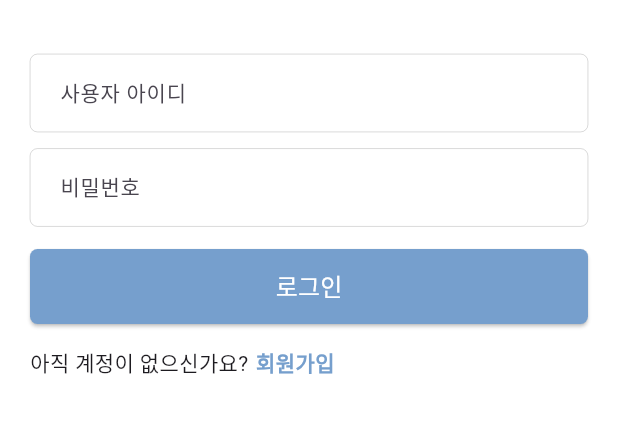
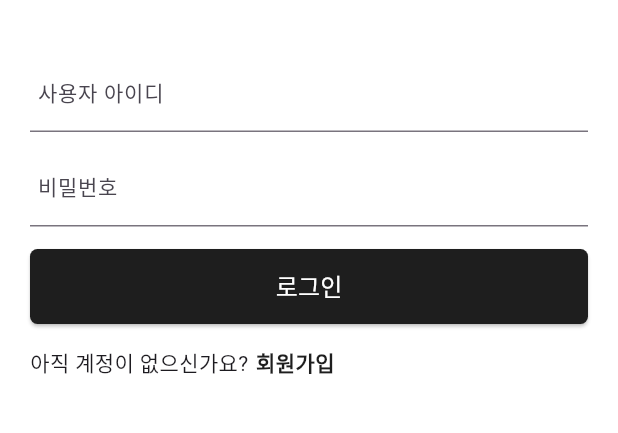
Before and after one commit to jiwooproity/cream-sns, a Flutter app: the screen it shows after launch, on a phone screen of 412 x 824 dp, the part 483-916 px from its top. Run offline on Flutter 3.47's test engine with Material 3 defaults, Android fonts, the phone set to English and light mode, and no system bars; our stand-ins replace cookie_jar, dio, dio_cookie_manager, flutter_riverpod, go_router, image_picker and 1 more; network calls fail.

Commit message:
Design(layout-padding): 전체적인 디자인 요소 수정 ## Design - AppBar Padding 15 고정 - 나머지 Layout 좌, 우 Padding 15로 고정

```diff
--- a/lib/core/widgets/custom_appbar.dart
+++ b/lib/core/widgets/custom_appbar.dart
@@ -26,7 +26,8 @@ class CustomAppbar extends StatelessWidget implements PreferredSizeWidget {
         title,
         style: TextStyle(fontWeight: FontWeight.bold, fontSize: titleSize),
       ),
-      titleSpacing: 12,
+      leadingWidth: 40,
+      titleSpacing: 15,
       backgroundColor: AppColors.white,
       foregroundColor: AppColors.black,
       shadowColor: AppColors.black,
--- a/lib/features/auth/view/login_view.dart
+++ b/lib/features/auth/view/login_view.dart
@@ -89,7 +89,7 @@ class _LoginViewState extends ConsumerState<LoginView> {
                         child: const Text(
                           "회원가입",
                           style: TextStyle(
-                            color: AppColors.blue,
+                            color: AppColors.black,
                             fontWeight: FontWeight.w600,
                           ),
                         ),
--- a/lib/features/auth/widgets/auth_text_field.dart
+++ b/lib/features/auth/widgets/auth_text_field.dart
@@ -19,23 +19,18 @@ class AuthTextField extends StatelessWidget {
     return Column(
       crossAxisAlignment: CrossAxisAlignment.start,
       children: [
-        SizedBox(height: 6),
+        const SizedBox(height: 6),
         TextField(
           controller: textEditingController,
           obscureText: obscureText,
           decoration: InputDecoration(
             hintText: hintText,
-            hintStyle: TextStyle(fontSize: 14),
-            enabledBorder: OutlineInputBorder(
-              borderSide: BorderSide(width: 0.1),
-              borderRadius: BorderRadius.circular(5),
-            ),
-            focusedBorder: OutlineInputBorder(
+            hintStyle: const TextStyle(fontSize: 14),
+            focusedBorder: const UnderlineInputBorder(
               borderSide: BorderSide(width: 1, color: AppColors.black),
-              borderRadius: BorderRadius.circular(5),
             ),
             contentPadding: const EdgeInsets.symmetric(
-              horizontal: 16,
+              horizontal: 5,
               vertical: 14,
             ),
           ),
--- a/lib/features/home/view/home_view.dart
+++ b/lib/features/home/view/home_view.dart
@@ -38,7 +38,7 @@ class _HomeViewState extends State<HomeView> {
     return Scaffold(
       appBar: CustomAppbar(
         title: "Cream",
-        actionsPadding: const EdgeInsets.symmetric(horizontal: 12),
+        actionsPadding: const EdgeInsets.symmetric(horizontal: 15),
         actions: [
           CustomModal(
             icon: Icons.post_add_outlined,
--- a/lib/features/post/views/create_post.dart
+++ b/lib/features/post/views/create_post.dart
@@ -16,7 +16,7 @@ class CreatePost extends StatelessWidget {
         title: "포스트 작성",
         titleSize: 15,
         centerTitle: true,
-        actionsPadding: EdgeInsets.symmetric(horizontal: 20),
+        actionsPadding: EdgeInsets.symmetric(horizontal: 15),
         actions: [Text("완료", style: TextStyle(fontSize: 15))],
       ),
     );
--- a/lib/features/post/widgets/post_card.dart
+++ b/lib/features/post/widgets/post_card.dart
@@ -32,7 +32,6 @@ class PostCard extends StatelessWidget {
           children: [
             PostHeader(post: post),
             PostImage(images: post.images),
-            const SizedBox(height: 12),
             PostContent(content: post.content),
             PostFooter(
               likeLength: post.likeLength,
--- a/lib/features/post/widgets/post_content.dart
+++ b/lib/features/post/widgets/post_content.dart
@@ -8,7 +8,7 @@ class PostContent extends StatelessWidget {
   @override
   Widget build(BuildContext context) {
     return Padding(
-      padding: const EdgeInsets.symmetric(horizontal: 12),
+      padding: const EdgeInsets.symmetric(vertical: 12, horizontal: 15),
       child: Align(
         alignment: Alignment.centerLeft,
         child: Text(
--- a/lib/features/post/widgets/post_footer.dart
+++ b/lib/features/post/widgets/post_footer.dart
@@ -13,7 +13,7 @@ class PostFooter extends StatelessWidget {
   @override
   Widget build(BuildContext context) {
     return Padding(
-      padding: const EdgeInsets.only(left: 12, right: 12, top: 12),
+      padding: const EdgeInsets.symmetric(horizontal: 15),
       child: Align(
         alignment: Alignment.centerLeft,
         child: Row(
--- a/lib/features/post/widgets/post_header.dart
+++ b/lib/features/post/widgets/post_header.dart
@@ -12,7 +12,7 @@ class PostHeader extends StatelessWidget {
   @override
   Widget build(BuildContext context) {
     return Padding(
-      padding: const EdgeInsets.only(left: 12, right: 12, bottom: 12),
+      padding: const EdgeInsets.only(left: 15, right: 15, bottom: 12),
       child: Row(
         children: [
           const CircleAvatar(
--- a/lib/features/profile/views/profile_edit_view.dart
+++ b/lib/features/profile/views/profile_edit_view.dart
@@ -108,6 +108,9 @@ class _ProfileEditViewState extends ConsumerState<ProfileEditView> {
             TextField(
               controller: _nickname,
               decoration: const InputDecoration(
+                focusedBorder: UnderlineInputBorder(
+                  borderSide: BorderSide(width: 1),
+                ),
                 contentPadding: EdgeInsets.symmetric(vertical: 5),
               ),
             ),
@@ -116,6 +119,9 @@ class _ProfileEditViewState extends ConsumerState<ProfileEditView> {
             TextField(
               controller: _description,
               decoration: const InputDecoration(
+                focusedBorder: UnderlineInputBorder(
+                  borderSide: BorderSide(width: 1),
+                ),
                 contentPadding: EdgeInsets.symmetric(vertical: 5),
               ),
             ),
--- a/lib/features/profile/widgets/profile_appbar.dart
+++ b/lib/features/profile/widgets/profile_appbar.dart
@@ -19,7 +19,7 @@ class ProfileAppbar extends ConsumerWidget implements PreferredSizeWidget {
       title: userId ?? "",
       titleSize: 15,
       centerTitle: true,
-      actionsPadding: const EdgeInsets.symmetric(horizontal: 20),
+      actionsPadding: const EdgeInsets.symmetric(horizontal: 15),
       actions: [
         CustomModal(
           icon: Icons.more_horiz,
--- a/lib/features/profile/widgets/profile_info.dart
+++ b/lib/features/profile/widgets/profile_info.dart
@@ -53,6 +53,7 @@ class ProfileDetail extends ConsumerWidget {
     return Column(
       children: [
         Text(nickname ?? "", style: Theme.of(context).textTheme.titleLarge),
+        const SizedBox(height: 2),
         Text(description ?? "", style: Theme.of(context).textTheme.bodyMedium),
       ],
     );
--- a/lib/shared/widgets/buttons/round_button.dart
+++ b/lib/shared/widgets/buttons/round_button.dart
@@ -24,7 +24,7 @@ class RoundButton extends StatelessWidget {
       child: ElevatedButton(
         onPressed: onPressed,
         style: ElevatedButton.styleFrom(
-          backgroundColor: AppColors.blue,
+          backgroundColor: AppColors.black,
           shape: RoundedRectangleBorder(
             borderRadius: BorderRadius.circular(5),
           ),
```
Also changed, not shown: 2 other files.
